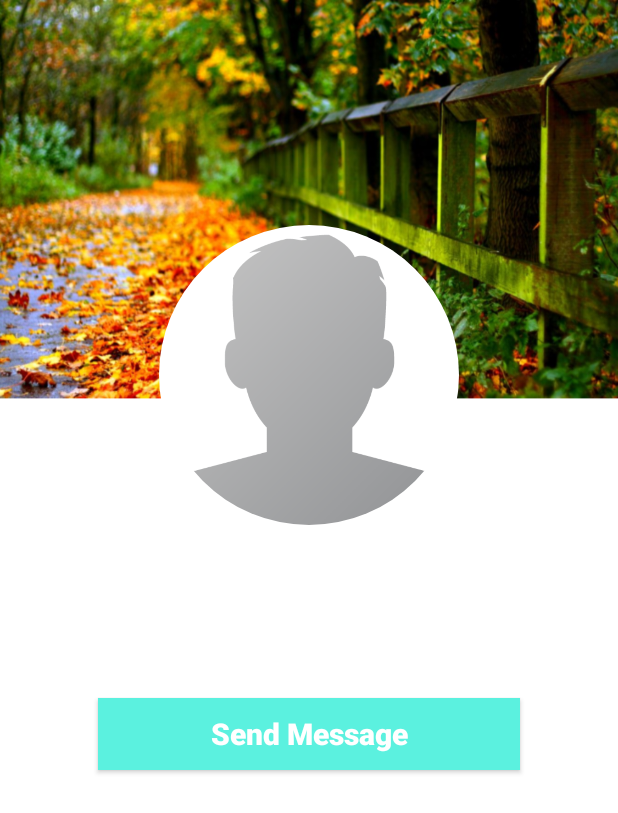
After one commit to KhaoulaElmajni/ChatElite, an Android app: the ProfileActivity screen opened directly, with no data from a screen before it, on a phone screen of 412 x 824 dp. The commit adds this screen. Shown: the top 813 px of the screen. Run offline under Robolectric (Android 15) with nearby library versions, the phone set to English and light mode, and no system bars; our stand-ins replace CircleImageView, Firebase (no records; nobody signed in at launch, a user with empty details on screens opened directly), Picasso; 3 statements that could not run were skipped.

Commit message:
some changes about profiles

```diff
--- a/app/build.gradle
+++ b/app/build.gradle
@@ -28,9 +28,11 @@ dependencies {
     implementation 'com.google.firebase:firebase-auth:11.8.0'
     implementation 'com.google.firebase:firebase-database:11.8.0'
     implementation 'com.google.firebase:firebase-storage:11.8.0'
+    implementation 'com.firebaseui:firebase-ui-database:3.2.2'
     implementation 'com.android.support:support-v4:28.0.0-rc01'
     implementation 'de.hdodenhof:circleimageview:2.2.0'
     implementation 'com.theartofdev.edmodo:android-image-cropper:2.8.+'
+    implementation 'com.squareup.picasso:picasso:2.71828'
 
 
     implementation 'androidx.legacy:legacy-support-v4:1.0.0'
--- /dev/null
+++ b/app/src/main/java/com/example/chatchat/ProfileActivity.java
@@ -0,0 +1,180 @@
+package com.example.chatchat;
+
+import androidx.annotation.NonNull;
+import androidx.appcompat.app.AppCompatActivity;
+
+import android.os.Bundle;
+import android.view.View;
+import android.widget.Button;
+import android.widget.TextView;
+import android.widget.Toast;
+
+import com.google.android.gms.tasks.OnCompleteListener;
+import com.google.android.gms.tasks.Task;
+import com.google.firebase.auth.FirebaseAuth;
+import com.google.firebase.database.DataSnapshot;
+import com.google.firebase.database.DatabaseError;
+import com.google.firebase.database.DatabaseReference;
+import com.google.firebase.database.FirebaseDatabase;
+import com.google.firebase.database.ValueEventListener;
+import com.google.firebase.storage.StorageReference;
+import com.squareup.picasso.Picasso;
+
+import de.hdodenhof.circleimageview.CircleImageView;
+
+public class ProfileActivity extends AppCompatActivity {
+    private String receiverUserID , senderUserID, current_state;
+    private CircleImageView userProfileImage;
+    private TextView userProfileName , userProfileStatus;
+    private Button SendMessageRequestButton ;
+
+    private DatabaseReference UserRef,ChatRequestRef;
+    private FirebaseAuth mAuth ;
+
+    @Override
+    protected void onCreate(Bundle savedInstanceState) {
+        super.onCreate(savedInstanceState);
+        setContentView(R.layout.activity_profile);
+
+        mAuth = FirebaseAuth.getInstance();
+        UserRef = FirebaseDatabase.getInstance().getReference().child("Users");
+        ChatRequestRef = FirebaseDatabase.getInstance().getReference().child("Chat Requests");
+
+
+        receiverUserID = getIntent().getExtras().get("visit_user_id").toString();
+        senderUserID =mAuth.getCurrentUser().getUid();
+
+
+        userProfileImage =(CircleImageView)findViewById(R.id.visit_profile_image);
+        userProfileName =(TextView)findViewById(R.id.visit_user_name);
+        userProfileStatus =(TextView)findViewById(R.id.visit_profile_status);
+        SendMessageRequestButton=(Button)findViewById(R.id.send_message_request_button);
+        current_state = "new";
+
+
+        retrieveUserInfo();
+    }
+
+    private void retrieveUserInfo() {
+        UserRef.child(receiverUserID).addValueEventListener(new ValueEventListener() {
+            @Override
+            public void onDataChange(DataSnapshot dataSnapshot) {
+                if((dataSnapshot.exists()) && (dataSnapshot.hasChild("image"))){
+                    String userImage = dataSnapshot.child("image").getValue().toString();
+                    String userIName = dataSnapshot.child("name").getValue().toString();
+                    String userStatus = dataSnapshot.child("status").getValue().toString();
+
+                    Picasso.get().load(userImage).placeholder(R.drawable.profile_image).into(userProfileImage);
+                    userProfileName.setText(userIName);
+                    userProfileStatus.setText(userStatus);
+
+
+                    ManageChatRequests();
+                }
+                else {
+                    String userStatus = dataSnapshot.child("status").getValue().toString();
+                    String userIName = dataSnapshot.child("name").getValue().toString();
+
+                    userProfileName.setText(userIName);
+                    userProfileStatus.setText(userStatus);
+                    ManageChatRequests();
+
+                }
+            }
+
+            @Override
+            public void onCancelled(DatabaseError databaseError) {
+
+            }
+        });
+
+    }
+
+
+    private void ManageChatRequests() {
+
+        ChatRequestRef.child(senderUserID).addValueEventListener(new ValueEventListener() {
+            @Override
+            public void onDataChange(DataSnapshot dataSnapshot) {
+                if (dataSnapshot.hasChild(receiverUserID)){
+                    String request_type = dataSnapshot.child(receiverUserID).child("request_type").getValue().toString();
+                    if (request_type.equals("sent")){
+                        current_state = "request_sent";
+                        SendMessageRequestButton.setText("Cancel chat request!");
+                    }
+                }
+            }
+
+            @Override
+            public void onCancelled(DatabaseError databaseError) {
+
+            }
+        });
+
+        if (!senderUserID.equals(receiverUserID)){
+            SendMessageRequestButton.setOnClickListener(new View.OnClickListener() {
+                @Override
+                public void onClick(View view) {
+                    SendMessageRequestButton.setEnabled(false);
+
+                    if (current_state.equals("new")){
+                        SendChatRequest();
+                    }
+                    if (current_state.equals("request_sent")){
+                        CancelChatRequest();
+                    }
+                }
+            });
+        }
+        else {
+            SendMessageRequestButton.setVisibility(View.INVISIBLE);
+        }
+    }
+
+    private void CancelChatRequest() {
+        ChatRequestRef.child(senderUserID).child(receiverUserID).removeValue()
+                .addOnCompleteListener(new OnCompleteListener<Void>() {
+                    @Override
+                    public void onComplete(@NonNull Task<Void> task) {
+                        if (task.isSuccessful()){
+                            ChatRequestRef.child(receiverUserID).child(senderUserID).removeValue()
+                                    .addOnCompleteListener(new OnCompleteListener<Void>() {
+                                        @Override
+                                        public void onComplete(@NonNull Task<Void> task) {
+                                            if (task.isSuccessful())
+                                            {
+                                                SendMessageRequestButton.setEnabled(true);
+                                                current_state = "new";
+                                                SendMessageRequestButton.setText("Send Message");
+                                            }
+                                        }
+                                    });
+                        }
+                    }
+                });
+    }
+
+    private void SendChatRequest() {
+        ChatRequestRef.child(senderUserID).child(receiverUserID).child("request_type").setValue("sent")
+        .addOnCompleteListener(new OnCompleteListener<Void>() {
+            @Override
+            public void onComplete(@NonNull Task<Void> task) {
+                if (task.isSuccessful()){
+                    ChatRequestRef.child(receiverUserID).child(senderUserID).child("request_type").setValue("received")
+                            .addOnCompleteListener(new OnCompleteListener<Void>() {
+                                @Override
+                                public void onComplete(@NonNull Task<Void> task) {
+                                    if(task.isSuccessful()){
+                                        SendMessageRequestButton.setEnabled(true);
+                                        current_state = "request_sent";
+                                        SendMessageRequestButton.setText("Cancel Chat Request!");
+                                    }
+                                }
+                            });
+                }
+            }
+        });
+    }
+
+
+}
--- /dev/null
+++ b/app/src/main/res/layout/activity_profile.xml
@@ -0,0 +1,64 @@
+<?xml version="1.0" encoding="utf-8"?>
+<RelativeLayout
+    xmlns:android="http://schemas.android.com/apk/res/android"
+    xmlns:app="http://schemas.android.com/apk/res-auto"
+    xmlns:tools="http://schemas.android.com/tools"
+    android:layout_width="match_parent"
+    android:layout_height="match_parent"
+    android:background="@drawable/profile_activity"
+    tools:context=".ProfileActivity">
+    <de.hdodenhof.circleimageview.CircleImageView
+        android:id="@+id/visit_profile_image"
+        android:layout_width="200dp"
+        android:layout_height="200dp"
+        android:layout_alignParentTop="true"
+        android:layout_centerHorizontal="true"
+        android:layout_marginTop="150dp"
+        android:src="@drawable/profile_image"
+        ></de.hdodenhof.circleimageview.CircleImageView>
+    <TextView
+        android:id="@+id/visit_user_name"
+        android:layout_width="match_parent"
+        android:layout_height="wrap_content"
+        android:text="user name"
+        android:layout_below="@+id/visit_profile_image"
+        android:layout_marginLeft="15dp"
+        android:layout_marginRight="15dp"
+        android:layout_marginTop="15dp"
+        android:textAlignment="center"
+        android:textAllCaps="false"
+        android:textSize="18sp"
+        android:textStyle="bold"
+        ></TextView>
+    <TextView
+        android:id="@+id/visit_profile_status"
+        android:layout_width="match_parent"
+        android:layout_height="wrap_content"
+        android:text="I'm using ChatElite App"
+        android:layout_below="@+id/visit_user_name"
+        android:layout_marginLeft="15dp"
+        android:layout_marginRight="15dp"
+        android:layout_marginTop="25dp"
+        android:textAlignment="center"
+        android:textAllCaps="false"
+        android:textSize="25sp"
+        android:textStyle="bold"
+        ></TextView>
+    <Button
+        android:id="@+id/send_message_request_button"
+        android:layout_width="match_parent"
+        android:layout_height="wrap_content"
+        android:layout_below="@+id/visit_profile_status"
+        android:layout_marginTop="15dp"
+        android:layout_marginLeft="65dp"
+        android:layout_marginRight="65dp"
+        android:textColor="@android:color/background_light"
+        android:background="@drawable/buttons"
+        android:textStyle="bold"
+        android:textSize="20sp"
+        android:text="Send Message"
+        android:textAllCaps="false"
+        ></Button>
+
+
+</RelativeLayout>
```
Also changed, not shown: app/src/main/AndroidManifest.xml (+11 -6 lines), app/src/main/java/com/example/chatchat/Contacts.java (added, +38 -0 lines), app/src/main/java/com/example/chatchat/FindFriendsActivity.java (added, +104 -0 lines), app/src/main/java/com/example/chatchat/MainActivity.java (+8 -1 lines), app/src/main/java/com/example/chatchat/SettingsActivity.java (+36 -1 lines), app/src/main/res/layout/activity_find_friends.xml (added, +25 -0 lines), app/src/main/res/layout/users_display_layout.xml (added, +62 -0 lines), app/src/main/res/drawable/online.png (added), app/src/main/res/drawable/profile_activity.png (added).
